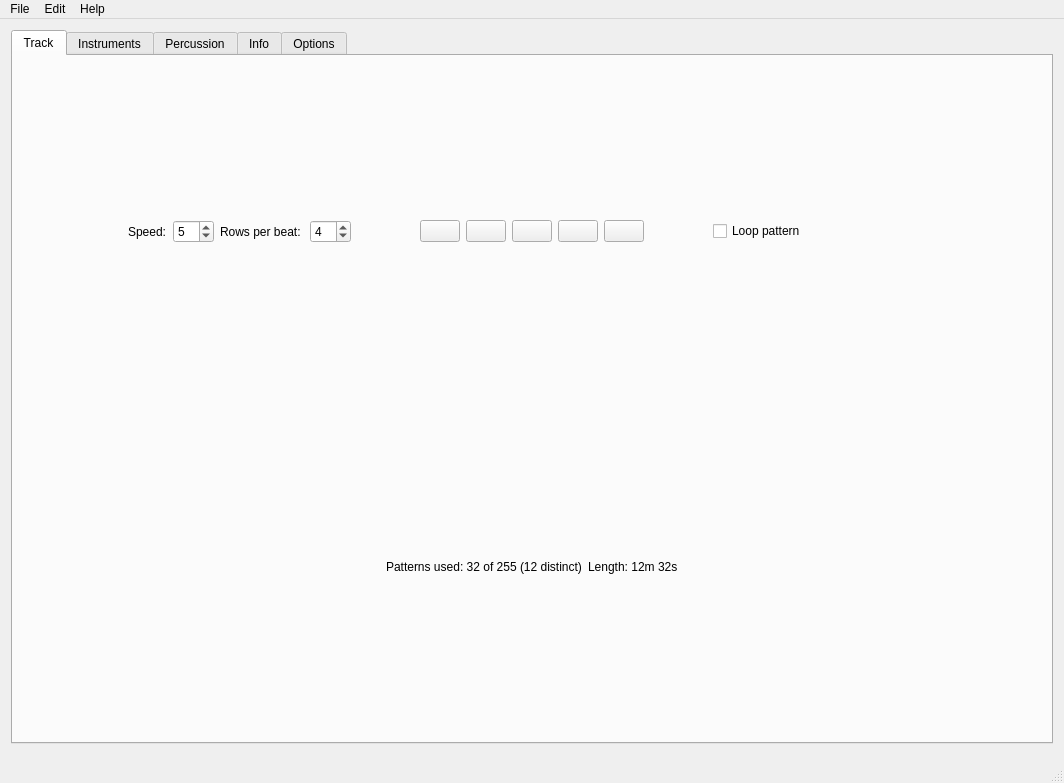
Above: mainwindow.ui from steux/tiatracker before the change. Below: the same form after it.
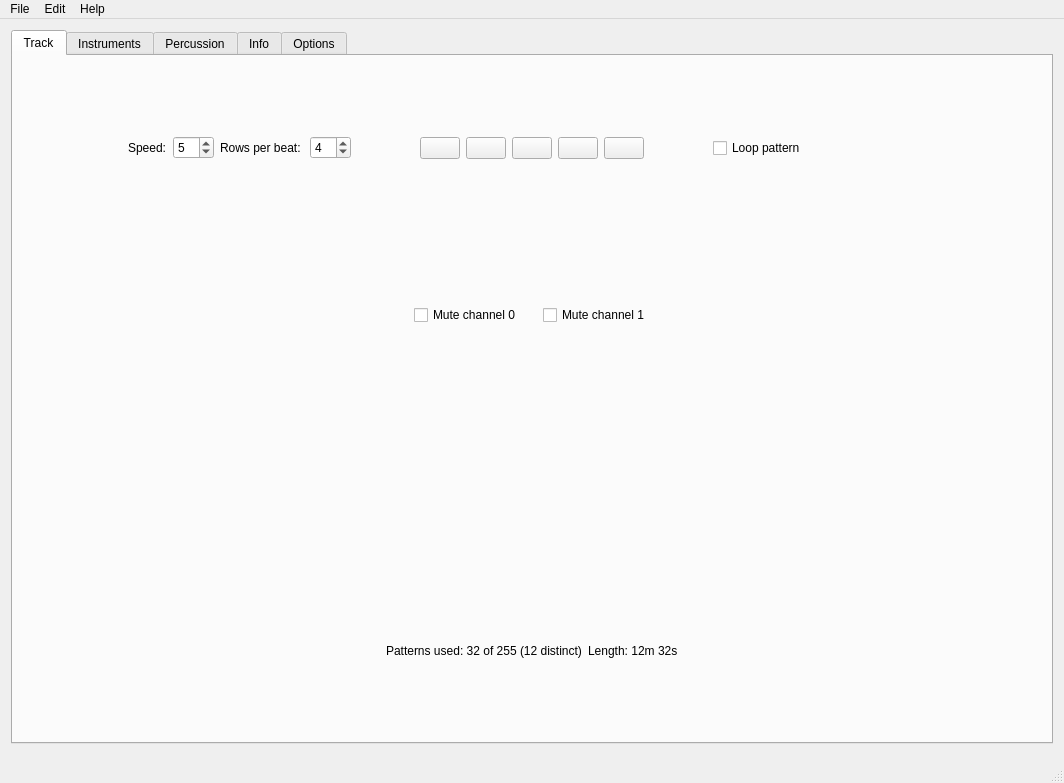
That is the form after the change. Icons and pictures are not drawn. Custom widgets are drawn as their Qt base class.

Commit message: - TrackTab - central track tab layout - first run at instrument selector

Diff of the .ui file:
```diff
--- a/mainwindow.ui
+++ b/mainwindow.ui
@@ -172,6 +172,54 @@
           </layout>
          </widget>
         </item>
+        <item alignment="Qt::AlignHCenter">
+         <widget class="QWidget" name="widget_14" native="true">
+          <layout class="QHBoxLayout" name="horizontalLayout_11">
+           <item>
+            <widget class="QCheckBox" name="checkBox">
+             <property name="text">
+              <string>Mute channel 0</string>
+             </property>
+            </widget>
+           </item>
+           <item>
+            <widget class="QLabel" name="label_11">
+             <property name="text">
+              <string>   </string>
+             </property>
+            </widget>
+           </item>
+           <item>
+            <widget class="QCheckBox" name="checkBox_2">
+             <property name="text">
+              <string>Mute channel 1</string>
+             </property>
+            </widget>
+           </item>
+          </layout>
+         </widget>
+        </item>
+        <item>
+         <widget class="QWidget" name="widget_10" native="true">
+          <layout class="QHBoxLayout" name="horizontalLayout_10">
+           <item alignment="Qt::AlignRight|Qt::AlignVCenter">
+            <widget class="QWidget" name="widget_11" native="true">
+             <layout class="QHBoxLayout" name="horizontalLayout_12">
+              <item>
+               <widget class="QWidget" name="trackInstrumentSelector" native="true"/>
+              </item>
+             </layout>
+            </widget>
+           </item>
+           <item>
+            <widget class="QWidget" name="widget_13" native="true"/>
+           </item>
+           <item>
+            <widget class="QWidget" name="widget_12" native="true"/>
+           </item>
+          </layout>
+         </widget>
+        </item>
         <item>
          <widget class="QWidget" name="widget_5" native="true">
           <layout class="QHBoxLayout" name="horizontalLayout_6">
@@ -824,6 +872,12 @@
    <header>waveformshaper.h</header>
    <container>1</container>
   </customwidget>
+  <customwidget>
+   <class>TrackTab</class>
+   <extends>QWidget</extends>
+   <header>tracktab.h</header>
+   <container>1</container>
+  </customwidget>
  </customwidgets>
  <resources>
   <include location="main.qrc"/>
```
Left out of the diff: 2 changed lines with no effect on the pictures. The commit also changes 4 other files.
